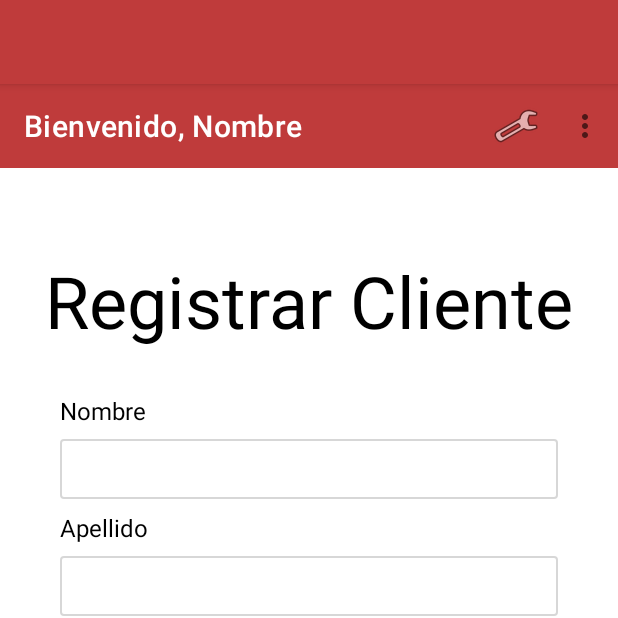
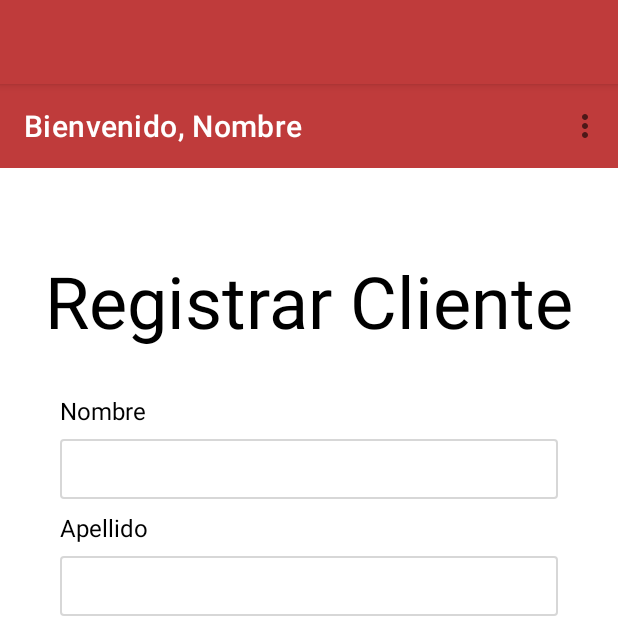
Before and after one commit to fraperrone/appmovilclub, an Android app: the RegistrarClienteActivity screen opened directly, with no data from a screen before it, on a phone screen of 412 x 824 dp, the top half of it. Run offline under Robolectric (Android 15) with nearby library versions, the phone set to English and light mode, and no system bars; Roboto replaces fonts that are not available here.

Commit message:
borrado imagen llave

```diff
--- a/app/src/main/res/menu/top_menu.xml
+++ b/app/src/main/res/menu/top_menu.xml
@@ -2,12 +2,7 @@
 <menu xmlns:android="http://schemas.android.com/apk/res/android"
     xmlns:app="http://schemas.android.com/apk/res-auto">
 
-    <!-- Opción de Configuración -->
-    <item
-        android:id="@+id/action_settings"
-        android:title="Configuración"
-        android:icon="@android:drawable/ic_menu_preferences"
-        app:showAsAction="always" />
+
 
     <!-- Opción de Cerrar sesión -->
     <item
```
